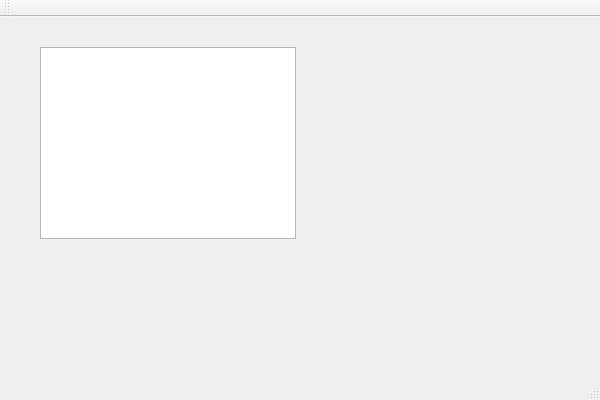
This is source/mainwindow.ui in martin-kudlicka/compact-ntfs as Qt 5 draws it before an edit. The edited form follows.
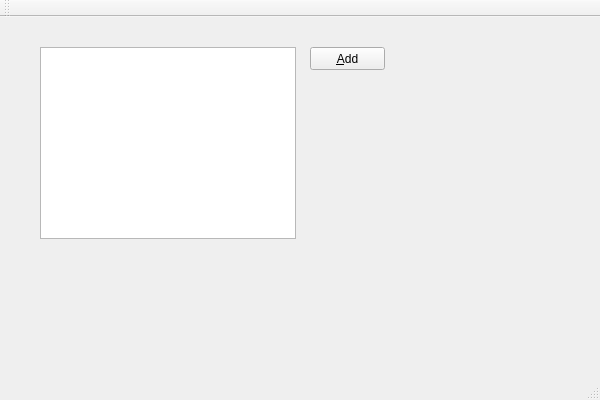
This is the edited form.

Commit message: + insert location

What changed in the file:
```diff
--- a/source/mainwindow.ui
+++ b/source/mainwindow.ui
@@ -27,6 +27,19 @@
      <bool>false</bool>
     </property>
    </widget>
+   <widget class="QPushButton" name="locationAdd">
+    <property name="geometry">
+     <rect>
+      <x>310</x>
+      <y>30</y>
+      <width>75</width>
+      <height>23</height>
+     </rect>
+    </property>
+    <property name="text">
+     <string>&amp;Add</string>
+    </property>
+   </widget>
   </widget>
   <widget class="QMenuBar" name="menuBar">
    <property name="geometry">
```
The commit also changes 16 other files.
